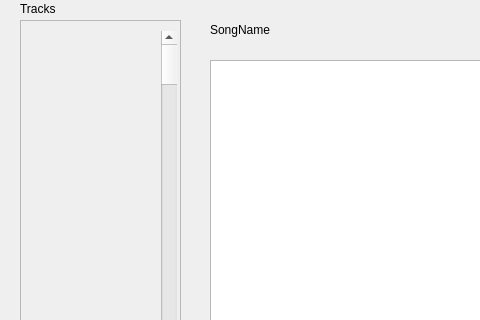
Before: the Qt Designer form mp3_gui.ui in rmardock/PyMP3, drawn with Qt 5; both pictures show x 0 to 480 and y 0 to 320 of the 800 by 600 pixel window.
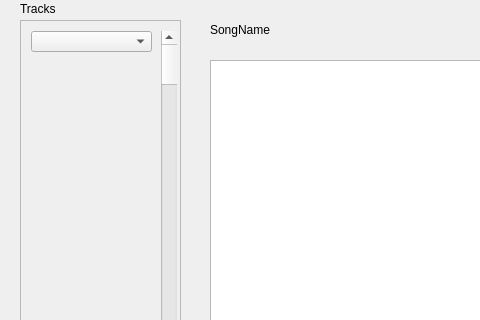
After: the same form once the commit is applied.

Commit message: Added combobox for loading playlists to .ui

```diff
--- a/mp3_gui.ui
+++ b/mp3_gui.ui
@@ -100,6 +100,16 @@
        <enum>Qt::Vertical</enum>
       </property>
      </widget>
+     <widget class="QComboBox" name="comboBox_2">
+      <property name="geometry">
+       <rect>
+        <x>10</x>
+        <y>10</y>
+        <width>121</width>
+        <height>21</height>
+       </rect>
+      </property>
+     </widget>
     </widget>
    </widget>
    <widget class="QProgressBar" name="progressBar">
```
